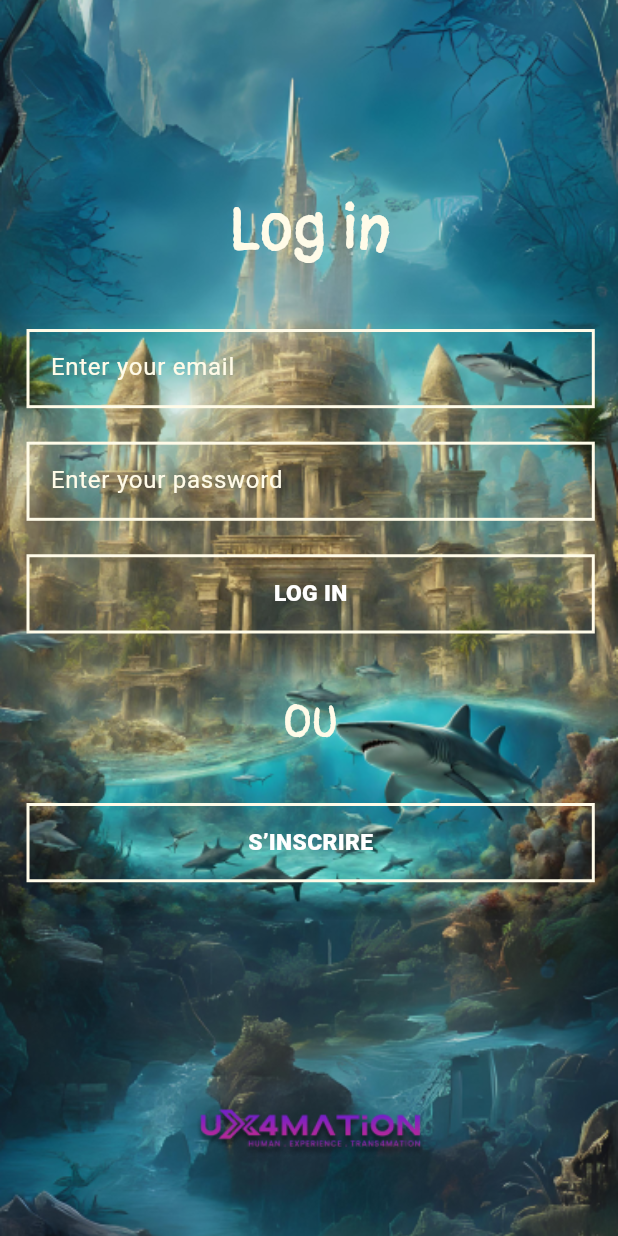
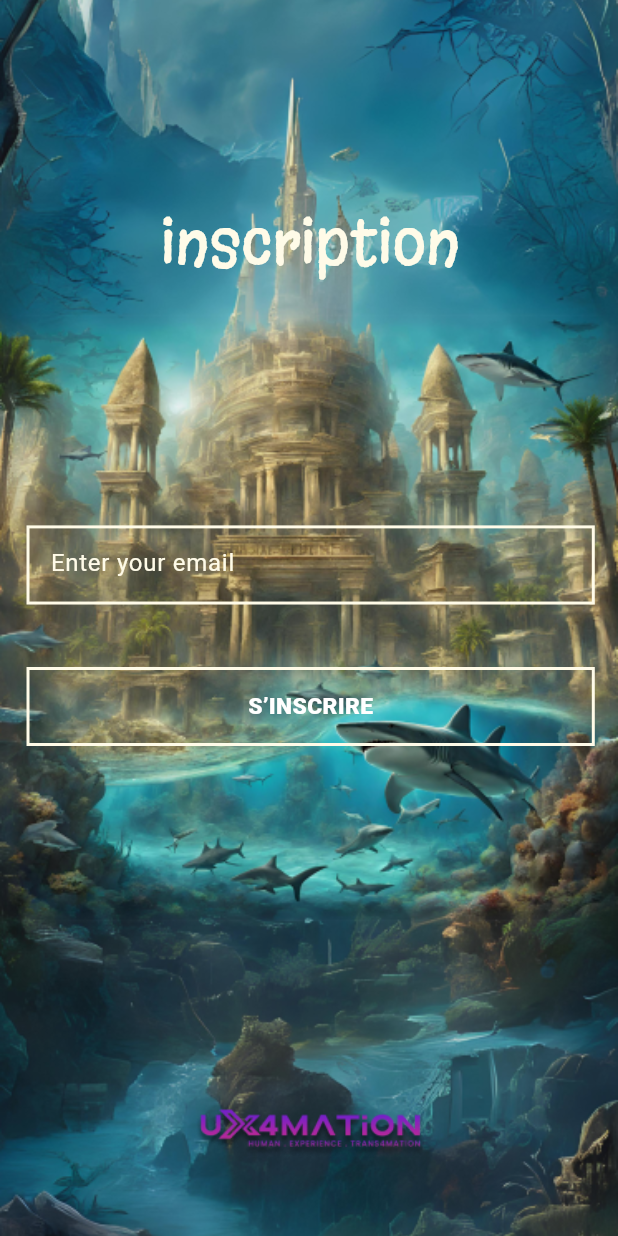
Before and after one commit to sagorahamed1/school_sports, a Flutter app: the screen it shows after launch, on a phone screen of 412 x 824 dp. Run offline on Flutter 3.47's test engine with Material 3 defaults, Android fonts, the light colour scheme and no system bars; our stand-ins replace flutter_screenutil, flutter_svg, get.

Commit message:
Inscription Screen complated

```diff
--- a/lib/main.dart
+++ b/lib/main.dart
@@ -7,6 +7,7 @@ import 'package:school_sports/views/screens/NosSports/nos_sports_screen.dart';
 import 'package:school_sports/views/screens/les_shark_lantides/les_shark_lantides.dart';
 import 'package:school_sports/views/screens/splashScreen/splash_screen.dart';
 
+import 'views/screens/inscriptionScreen/inscription_screen.dart';
 import 'views/screens/languesScreen/langues_screen.dart';
 import 'views/screens/logInScreen/log_in_screen.dart';
 
@@ -28,7 +29,7 @@ class MyApp extends StatelessWidget {
         debugShowCheckedModeBanner: false,
         title: 'School Sports',
         theme: Themes().lightTheme,
-        home:  LogInScreen(),
+        home:  InscriptionScreen(),
       ),
     );
   }
--- a/lib/utils/app_constants.dart
+++ b/lib/utils/app_constants.dart
@@ -13,4 +13,5 @@ class AppConstants{
   static const String enterPass = "Enter your password";
   static const String enterEmail = "Enter your email";
   static const String sINSCRIRE = "S\’INSCRIRE";
+  static const String inscription = "inscription";
 }
--- /dev/null
+++ b/lib/views/screens/inscriptionScreen/inscription_screen.dart
@@ -0,0 +1,54 @@
+import 'package:flutter/material.dart';
+import 'package:flutter_screenutil/flutter_screenutil.dart';
+import '../../../utils/app_colors.dart';
+import '../../../utils/app_constants.dart';
+import '../../../utils/app_images.dart';
+import '../../widgets/custom_button.dart';
+import '../../widgets/custom_text.dart';
+import '../../widgets/custom_text_field.dart';
+
+class InscriptionScreen extends StatelessWidget {
+  const InscriptionScreen({super.key});
+
+  @override
+  Widget build(BuildContext context) {
+    return Scaffold(
+      resizeToAvoidBottomInset: false,
+      backgroundColor: Colors.black,
+      body: Container(
+        width: double.infinity,
+        decoration: const BoxDecoration(
+          image: DecorationImage(
+              image: AssetImage(AppImages.logoscreenbg), fit: BoxFit.cover),
+        ),
+        child: Padding(
+          padding: EdgeInsets.only(left: 16.w, right: 14.w),
+          child: Column(
+            mainAxisAlignment: MainAxisAlignment.center,
+            children: [
+              SizedBox(height: 131.h),
+              CustomText(
+                text: AppConstants.inscription,
+                fontName: "Margarine",
+                fontsize: 36.h,
+                fontWeight: FontWeight.w400,
+                color: AppColors.whiteLight,
+              ),
+              SizedBox(height: 157.h),
+              const CustomTextField(title: AppConstants.enterEmail),
+              SizedBox(height: 41.h),
+              CustomButton(title: AppConstants.sINSCRIRE, onpress: () {}),
+              const Spacer(),
+              Image.asset(
+                AppImages.ux4logo,
+                width: double.infinity,
+                height: 44.h,
+              ),
+              SizedBox(height: 45.h),
+            ],
+          ),
+        ),
+      ),
+    );
+  }
+}
```
